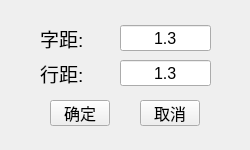
Before: the Qt Designer form characterStyle.ui in jtl1207/comic-translation, drawn with Qt 5.
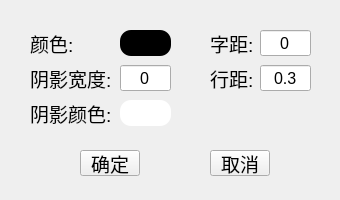
After: the same form once the commit is applied. Icons and pictures are not drawn.

The edit to the form file:
```diff
--- a/characterStyle.ui
+++ b/characterStyle.ui
@@ -6,20 +6,20 @@
    <rect>
     <x>0</x>
     <y>0</y>
-    <width>250</width>
-    <height>150</height>
+    <width>340</width>
+    <height>200</height>
    </rect>
   </property>
   <property name="minimumSize">
    <size>
-    <width>250</width>
-    <height>150</height>
+    <width>340</width>
+    <height>200</height>
    </size>
   </property>
   <property name="maximumSize">
    <size>
-    <width>250</width>
-    <height>150</height>
+    <width>340</width>
+    <height>200</height>
    </size>
   </property>
   <property name="windowTitle">
@@ -33,16 +33,16 @@
   <widget class="QLabel" name="label_16">
    <property name="geometry">
     <rect>
-     <x>40</x>
-     <y>60</y>
-     <width>71</width>
+     <x>210</x>
+     <y>65</y>
+     <width>51</width>
      <height>26</height>
     </rect>
    </property>
    <property name="minimumSize">
     <size>
-     <width>70</width>
-     <height>26</height>
+     <width>0</width>
+     <height>0</height>
     </size>
    </property>
    <property name="maximumSize">
@@ -70,9 +70,9 @@
   <widget class="QLineEdit" name="lineEdit_2">
    <property name="geometry">
     <rect>
-     <x>120</x>
-     <y>60</y>
-     <width>91</width>
+     <x>260</x>
+     <y>65</y>
+     <width>51</width>
      <height>26</height>
     </rect>
    </property>
@@ -82,7 +82,7 @@
     </font>
    </property>
    <property name="text">
-    <string>1.3</string>
+    <string>0.3</string>
    </property>
    <property name="maxLength">
     <number>4</number>
@@ -94,16 +94,16 @@
   <widget class="QLabel" name="label_13">
    <property name="geometry">
     <rect>
-     <x>40</x>
-     <y>25</y>
-     <width>70</width>
+     <x>210</x>
+     <y>30</y>
+     <width>51</width>
      <height>26</height>
     </rect>
    </property>
    <property name="minimumSize">
     <size>
-     <width>70</width>
-     <height>26</height>
+     <width>0</width>
+     <height>0</height>
     </size>
    </property>
    <property name="maximumSize">
@@ -134,9 +134,9 @@
   <widget class="QLineEdit" name="lineEdit">
    <property name="geometry">
     <rect>
-     <x>120</x>
-     <y>25</y>
-     <width>91</width>
+     <x>260</x>
+     <y>30</y>
+     <width>51</width>
      <height>26</height>
     </rect>
    </property>
@@ -146,7 +146,7 @@
     </font>
    </property>
    <property name="text">
-    <string>1.3</string>
+    <string>0</string>
    </property>
    <property name="maxLength">
     <number>4</number>
@@ -158,15 +158,16 @@
   <widget class="QPushButton" name="pushButton">
    <property name="geometry">
     <rect>
-     <x>50</x>
-     <y>100</y>
+     <x>80</x>
+     <y>150</y>
      <width>60</width>
      <height>26</height>
     </rect>
    </property>
    <property name="font">
     <font>
-     <pointsize>12</pointsize>
+     <family>黑体</family>
+     <pointsize>14</pointsize>
     </font>
    </property>
    <property name="text">
@@ -179,15 +180,16 @@
   <widget class="QPushButton" name="pushButton_2">
    <property name="geometry">
     <rect>
-     <x>140</x>
-     <y>100</y>
+     <x>210</x>
+     <y>150</y>
      <width>60</width>
      <height>26</height>
     </rect>
    </property>
    <property name="font">
     <font>
-     <pointsize>12</pointsize>
+     <family>黑体</family>
+     <pointsize>14</pointsize>
     </font>
    </property>
    <property name="text">
@@ -197,6 +199,234 @@
     <bool>false</bool>
    </property>
   </widget>
+  <widget class="QPushButton" name="pushButton_1">
+   <property name="geometry">
+    <rect>
+     <x>120</x>
+     <y>30</y>
+     <width>51</width>
+     <height>26</height>
+    </rect>
+   </property>
+   <property name="sizePolicy">
+    <sizepolicy hsizetype="Fixed" vsizetype="Fixed">
+     <horstretch>0</horstretch>
+     <verstretch>0</verstretch>
+    </sizepolicy>
+   </property>
+   <property name="minimumSize">
+    <size>
+     <width>51</width>
+     <height>26</height>
+    </size>
+   </property>
+   <property name="sizeIncrement">
+    <size>
+     <width>0</width>
+     <height>31</height>
+    </size>
+   </property>
+   <property name="font">
+    <font>
+     <pointsize>11</pointsize>
+    </font>
+   </property>
+   <property name="styleSheet">
+    <string notr="true">background-color: #000000;border-width:0px;border-radius:11px;</string>
+   </property>
+   <property name="text">
+    <string/>
+   </property>
+   <property name="checkable">
+    <bool>false</bool>
+   </property>
+  </widget>
+  <widget class="QLabel" name="label_14">
+   <property name="geometry">
+    <rect>
+     <x>30</x>
+     <y>30</y>
+     <width>70</width>
+     <height>26</height>
+    </rect>
+   </property>
+   <property name="minimumSize">
+    <size>
+     <width>70</width>
+     <height>26</height>
+    </size>
+   </property>
+   <property name="maximumSize">
+    <size>
+     <width>666666</width>
+     <height>26</height>
+    </size>
+   </property>
+   <property name="font">
+    <font>
+     <pointsize>14</pointsize>
+     <bold>false</bold>
+    </font>
+   </property>
+   <property name="contextMenuPolicy">
+    <enum>Qt::DefaultContextMenu</enum>
+   </property>
+   <property name="autoFillBackground">
+    <bool>false</bool>
+   </property>
+   <property name="styleSheet">
+    <string notr="true"/>
+   </property>
+   <property name="text">
+    <string>颜色:</string>
+   </property>
+  </widget>
+  <widget class="QLabel" name="label_15">
+   <property name="geometry">
+    <rect>
+     <x>30</x>
+     <y>100</y>
+     <width>91</width>
+     <height>26</height>
+    </rect>
+   </property>
+   <property name="minimumSize">
+    <size>
+     <width>70</width>
+     <height>26</height>
+    </size>
+   </property>
+   <property name="maximumSize">
+    <size>
+     <width>666666</width>
+     <height>26</height>
+    </size>
+   </property>
+   <property name="font">
+    <font>
+     <pointsize>14</pointsize>
+     <bold>false</bold>
+    </font>
+   </property>
+   <property name="contextMenuPolicy">
+    <enum>Qt::DefaultContextMenu</enum>
+   </property>
+   <property name="autoFillBackground">
+    <bool>false</bool>
+   </property>
+   <property name="styleSheet">
+    <string notr="true"/>
+   </property>
+   <property name="text">
+    <string>阴影颜色:</string>
+   </property>
+  </widget>
+  <widget class="QLabel" name="label_17">
+   <property name="geometry">
+    <rect>
+     <x>30</x>
+     <y>65</y>
+     <width>91</width>
+     <height>26</height>
+    </rect>
+   </property>
+   <property name="minimumSize">
+    <size>
+     <width>70</width>
+     <height>26</height>
+    </size>
+   </property>
+   <property name="maximumSize">
+    <size>
+     <width>666666</width>
+     <height>26</height>
+    </size>
+   </property>
+   <property name="font">
+    <font>
+     <pointsize>14</pointsize>
+     <bold>false</bold>
+    </font>
+   </property>
+   <property name="contextMenuPolicy">
+    <enum>Qt::DefaultContextMenu</enum>
+   </property>
+   <property name="autoFillBackground">
+    <bool>false</bool>
+   </property>
+   <property name="styleSheet">
+    <string notr="true"/>
+   </property>
+   <property name="text">
+    <string>阴影宽度:</string>
+   </property>
+  </widget>
+  <widget class="QPushButton" name="pushButton_3">
+   <property name="geometry">
+    <rect>
+     <x>120</x>
+     <y>100</y>
+     <width>51</width>
+     <height>26</height>
+    </rect>
+   </property>
+   <property name="sizePolicy">
+    <sizepolicy hsizetype="Fixed" vsizetype="Fixed">
+     <horstretch>0</horstretch>
+     <verstretch>0</verstretch>
+    </sizepolicy>
+   </property>
+   <property name="minimumSize">
+    <size>
+     <width>51</width>
+     <height>26</height>
+    </size>
+   </property>
+   <property name="sizeIncrement">
+    <size>
+     <width>0</width>
+     <height>31</height>
+    </size>
+   </property>
+   <property name="font">
+    <font>
+     <pointsize>11</pointsize>
+    </font>
+   </property>
+   <property name="styleSheet">
+    <string notr="true">background-color: #ffffff;border-width:0px;border-radius:11px;</string>
+   </property>
+   <property name="text">
+    <string/>
+   </property>
+   <property name="checkable">
+    <bool>false</bool>
+   </property>
+  </widget>
+  <widget class="QLineEdit" name="lineEdit_3">
+   <property name="geometry">
+    <rect>
+     <x>120</x>
+     <y>65</y>
+     <width>51</width>
+     <height>26</height>
+    </rect>
+   </property>
+   <property name="font">
+    <font>
+     <pointsize>12</pointsize>
+    </font>
+   </property>
+   <property name="text">
+    <string>0</string>
+   </property>
+   <property name="maxLength">
+    <number>1</number>
+   </property>
+   <property name="alignment">
+    <set>Qt::AlignCenter</set>
+   </property>
+  </widget>
  </widget>
  <resources/>
  <connections/>
```
